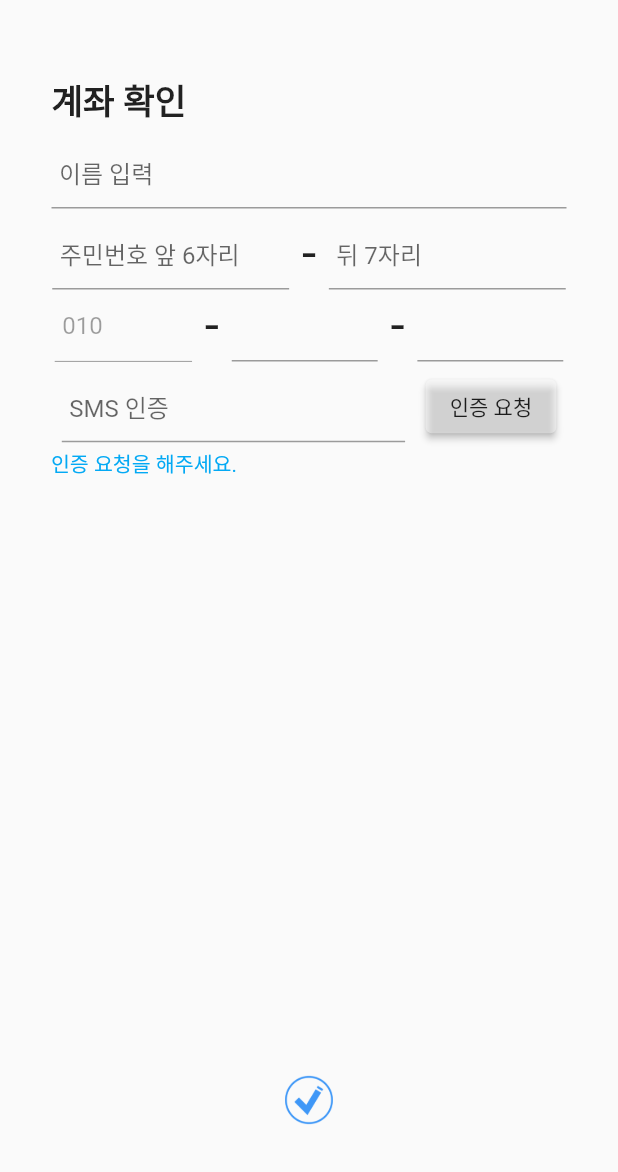
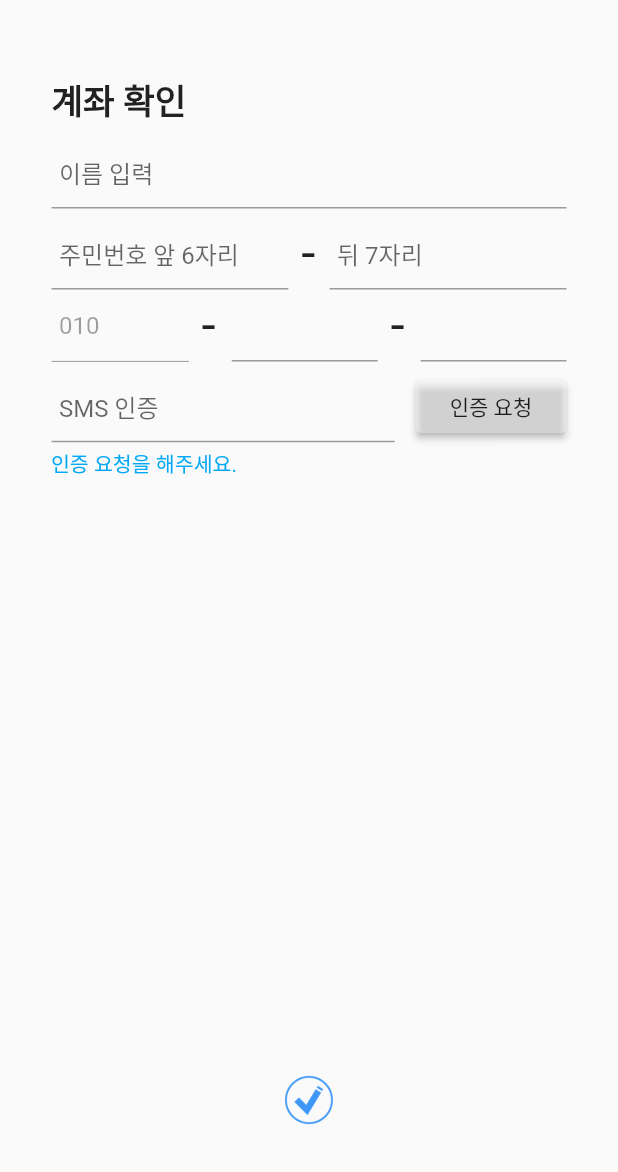
Before and after one commit to Wooribank-Error-Remittance/Front-End, a Flutter app: the CertifyAccountPage screen opened directly, on a phone screen of 412 x 824 dp, the part 64-1236 px from its top. Run offline on Flutter 3.47's test engine with Material 2 defaults, Android fonts, the phone set to English and light mode, and no system bars; our stand-ins replace firebase_auth, firebase_core, firebase_messaging, flutter_local_notifications, flutter_screenutil; missing offline and left inert: external_app_launcher; accounts and stored records are empty.

Commit message:
[Fix] 계좌 인증 패이지 컨테이너 크기 및 여백 수정

```diff
--- a/lib/view/certify_account_page.dart
+++ b/lib/view/certify_account_page.dart
@@ -60,6 +60,9 @@ class _CertifyAccountState extends State<CertifyAccountPage> {
                   fontWeight: FontWeight.w800),
             ),
           ),
+          Row(
+            mainAxisAlignment: MainAxisAlignment.center,
+            children: [
               Container(
                 width: ScreenUtil().setWidth(300),
                 child: TextField(
@@ -69,6 +72,8 @@ class _CertifyAccountState extends State<CertifyAccountPage> {
                     contentPadding: EdgeInsets.all(5.0),
                   ),
                 ),
+              ),
+            ],
           ),
           SizedBox(
             height: ScreenUtil().setHeight(5),
@@ -86,9 +91,12 @@ class _CertifyAccountState extends State<CertifyAccountPage> {
                   ),
                 ),
               ),
-              Text(
+              Container(
+                width: ScreenUtil().setWidth(24),
+                child: Text(
                   ' - ',
                   style: TextStyle(fontSize: ScreenUtil().setSp(30)),
+                ),
               ),
               Container(
                 width: ScreenUtil().setWidth(138),
@@ -115,9 +123,12 @@ class _CertifyAccountState extends State<CertifyAccountPage> {
                   ),
                 ),
               ),
-              Text(
+              Container(
+                width: ScreenUtil().setWidth(25),
+                child: Text(
                   ' - ',
                   style: TextStyle(fontSize: ScreenUtil().setSp(30)),
+                ),
               ),
               Container(
                 width: ScreenUtil().setWidth(85),
@@ -128,9 +139,12 @@ class _CertifyAccountState extends State<CertifyAccountPage> {
                   ),
                 ),
               ),
-              Text(
+              Container(
+                width: ScreenUtil().setWidth(25),
+                child: Text(
                   ' - ',
                   style: TextStyle(fontSize: ScreenUtil().setSp(30)),
+                ),
               ),
               Container(
                 width: ScreenUtil().setWidth(85),
@@ -163,7 +177,7 @@ class _CertifyAccountState extends State<CertifyAccountPage> {
                 width: ScreenUtil().setWidth(12),
               ),
               Container(
-                // width: ScreenUtil().setWidth(100),
+                width: ScreenUtil().setWidth(88),
                 child: ElevatedButton(
                   onPressed: () async {
                     // 인증 요청
```
Lines whose indentation alone changed are shown as unchanged.
